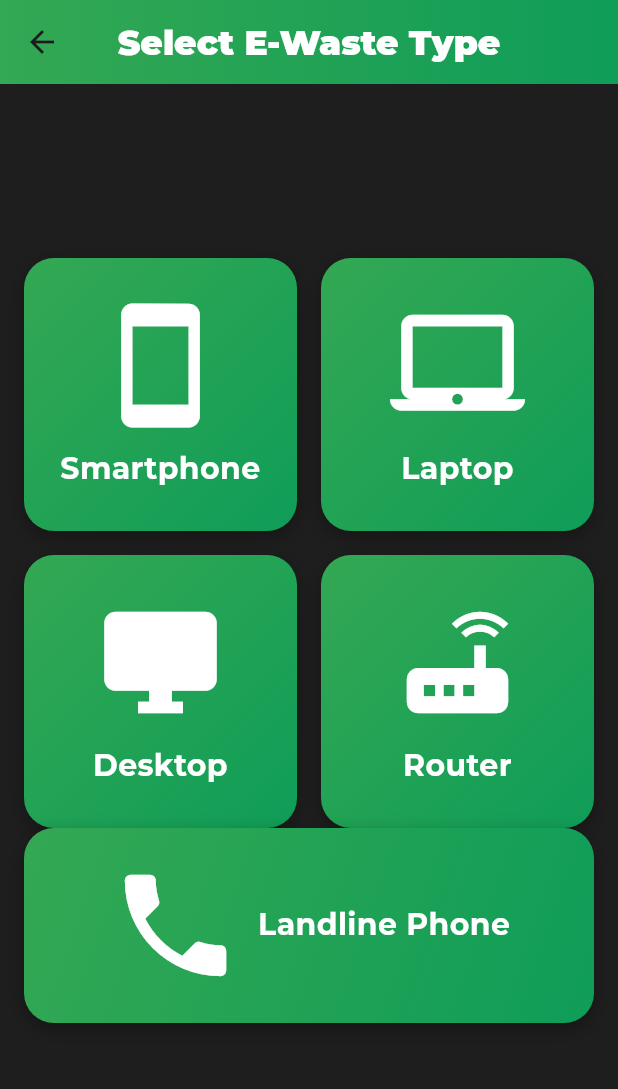
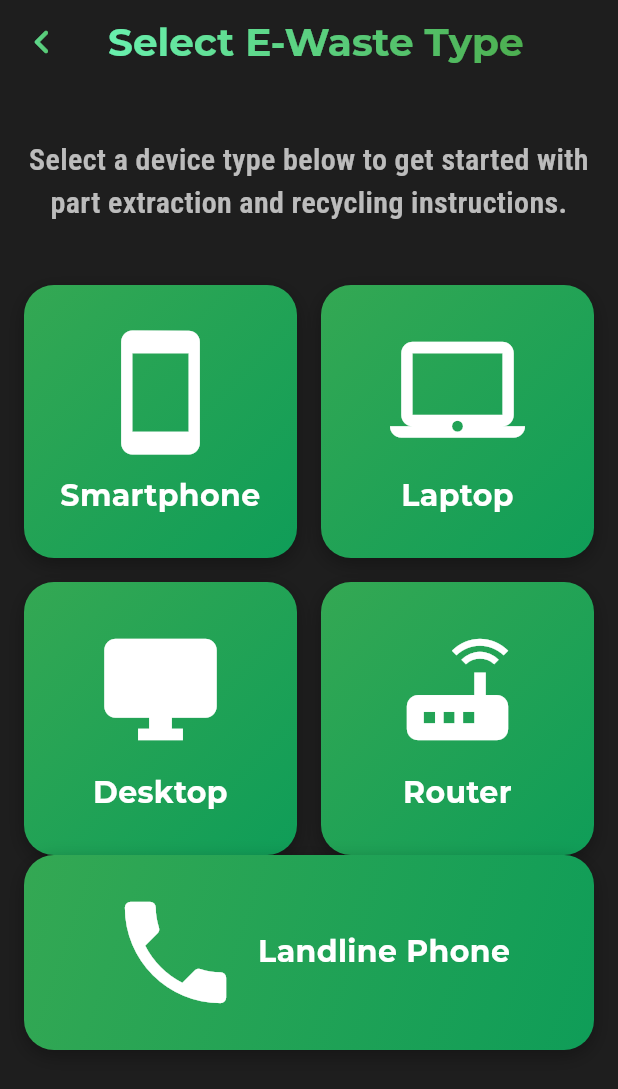
Before and after one commit to usergaia/e-Xtract_app, a Flutter app: the screen it shows after launch, after a tap on "Get Started", on a phone screen of 412 x 824 dp. Shown: the top 1089 px of the screen. Run offline on Flutter 3.47's test engine with Material 3 defaults, Android fonts, the phone set to English and light mode, and no system bars; our stand-ins replace google_fonts, image_picker; missing offline and left inert: tflite_flutter.

Commit message:
UI tweaks

```diff
--- a/assets/knowledge-base.json
+++ b/assets/knowledge-base.json
@@ -2,15 +2,59 @@
   "Smartphone": {
     "Camera": {
       "value": "High",
-        "extraction_steps": ["Unscrew the back cover", "Disconnect flex cables", "Remove camera module"],
-        "hazards": ["Handle lens carefully to avoid breakage"],
-        "recycling_info": "Can be resold or repurposed"
+      "extraction_steps": [
+        "Power off the device and remove any external casing or SIM trays",
+        "Unscrew the back panel screws (usually using a pentalobe or Phillips screwdriver)",
+        "Use a plastic prying tool to detach the back cover",
+        "Disconnect any flex cables or connectors attached to the camera",
+        "Unscrew and lift the camera module from the motherboard"
+      ],
+      "hazards": [
+        "Handle lens carefully to avoid breakage",
+        "Beware of sharp internal components when prying"
+      ],
+      "recycling_info": "Can be resold, reused in DIY projects, or sent to e-waste facilities for specialized recovery"
     },
     "Battery": {
       "value": "Medium",
-        "extraction_steps": ["Remove adhesive strips", "Lift battery gently"],
-        "hazards": ["Avoid puncturing to prevent explosion"],
-        "recycling_info": "Should be disposed at an e-waste center"
+      "extraction_steps": [
+        "Ensure the device is powered off and the back cover is removed",
+        "Locate the battery connector and disconnect it from the motherboard",
+        "If adhesive is present, gently pull the tabs or use isopropyl alcohol to weaken it",
+        "Use a plastic tool to lift the battery slowly from the enclosure"
+      ],
+      "hazards": [
+        "Avoid bending or puncturing to prevent thermal runaway or fire",
+        "Do not short-circuit the battery terminals"
+      ],
+      "recycling_info": "Must be disposed of at an authorized e-waste or battery recycling center"
+    },
+    "LCD Screen": {
+      "value": "Medium",
+      "extraction_steps": [
+        "Usually removed after camera and battery have been taken out",
+        "Use a heat gun or hairdryer to loosen adhesive around the screen edges",
+        "Slide a plastic card or prying tool around the edges to separate the LCD",
+        "Disconnect the screen connector from the motherboard"
+      ],
+      "hazards": [
+        "Fragile glass – wear protective gloves and eye protection",
+        "Potential for cuts from cracked screens"
+      ],
+      "recycling_info": "LCD panels contain rare elements and should be handled by certified recycling centers"
+    },
+    "Motherboard": {
+      "value": "High",
+      "extraction_steps": [
+        "Should be done after removing battery and camera modules",
+        "Disconnect all remaining connectors and screws holding the board",
+        "Lift the motherboard out using plastic tweezers or lifting tool"
+      ],
+      "hazards": [
+        "May contain sharp soldered components",
+        "Avoid applying force to prevent breaking connectors"
+      ],
+      "recycling_info": "Contains valuable metals like gold, silver, copper; best processed by specialized recyclers"
     }
   }
 }
--- a/lib/base.dart
+++ b/lib/base.dart
@@ -12,21 +12,31 @@ class Base extends StatelessWidget {
     return Scaffold(
       backgroundColor: const Color.fromARGB(255, 30, 30, 30), // Common background color
       appBar: AppBar(
-        title: Text(title,
-         style: GoogleFonts.montserrat(
-            fontSize: 23,
-            fontWeight: FontWeight.w900,
-            color: Colors.white,
+        backgroundColor: Colors.transparent,
+        elevation: 0,
+        leading: IconButton(
+          icon: ShaderMask(
+            shaderCallback: (bounds) => const LinearGradient(
+              colors: [Colors.greenAccent, Colors.green],
+            ).createShader(bounds),
+            child: const Icon(Icons.keyboard_arrow_left_rounded, color: Colors.white, size: 32),
           ),
+          onPressed: () {
+            Navigator.pop(context);
+          },
         ),
-        flexibleSpace: Container(
-          decoration: const BoxDecoration(
-            gradient: LinearGradient(
-              begin: Alignment.centerLeft,
-              end: Alignment.centerRight,
-              colors: [Color(0xFF34A853), Color(0xFF0F9D58)],
-            )
-          )
+        title: ShaderMask(
+          shaderCallback: (bounds) => const LinearGradient(
+            colors: [Colors.greenAccent, Colors.green],
+          ).createShader(bounds),
+          child: Text(
+            title,
+            style: GoogleFonts.montserrat(
+              color: Colors.white,
+              fontSize: 26,
+              fontWeight: FontWeight.bold,
+            ),
+          ),
         ),
         centerTitle: true,
       ),
--- a/lib/select_ewaste.dart
+++ b/lib/select_ewaste.dart
@@ -14,7 +14,17 @@ class SelectEwaste extends StatelessWidget {
         padding: const EdgeInsets.all(16.0),
         child: Column(
           children: [
-            const SizedBox(height: 100),
+            const SizedBox(height: 20),
+            Text(
+                'Select a device type below to get started with part extraction and recycling instructions.',
+                style: GoogleFonts.robotoCondensed(
+                  fontSize: 20,
+                  fontWeight: FontWeight.w600,
+                  color: Colors.white70,
+                ),
+                textAlign: TextAlign.center,
+            ),
+            const SizedBox(height: 40),
             Flexible(
               child: GridView.count(
                 shrinkWrap: true,
--- a/lib/upload_or_camera.dart
+++ b/lib/upload_or_camera.dart
@@ -1,4 +1,4 @@
-import 'package:extract_app/test_model.dart';
+import 'package:extract_app/part_detection.dart';
 import 'package:flutter/material.dart';
 import 'package:image_picker/image_picker.dart';
 import 'package:google_fonts/google_fonts.dart';
@@ -47,7 +47,7 @@ class _UploadOrCameraState extends State<UploadOrCamera> {
           children: [
             const SizedBox(height: 50),
             Text(
-              'Upload a picture of your e-waste or use your camera.',
+              'Upload pictures of your e-waste or use your camera.',
               style: GoogleFonts.robotoCondensed(
                 color: Colors.white70,
                 fontSize: 20,
```
Also changed, not shown: lib/part_detection.dart (renamed from lib/test_model.dart). Lines whose indentation alone changed are shown as unchanged.
